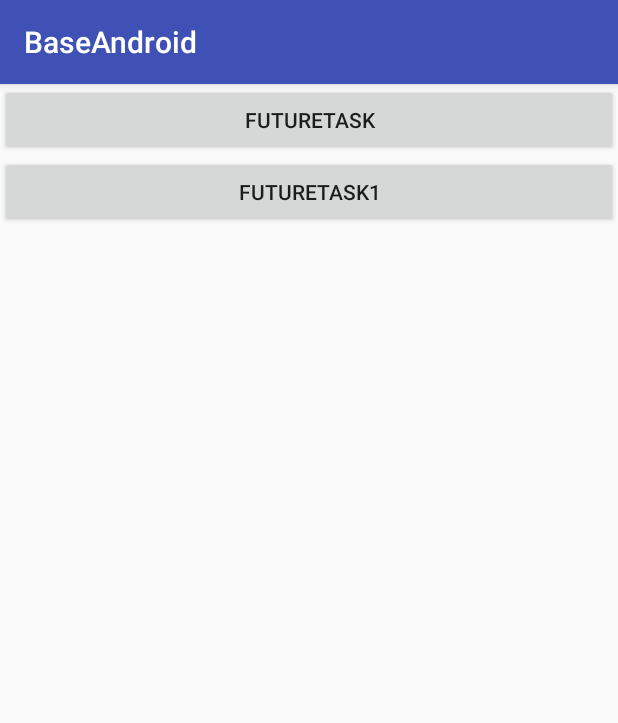
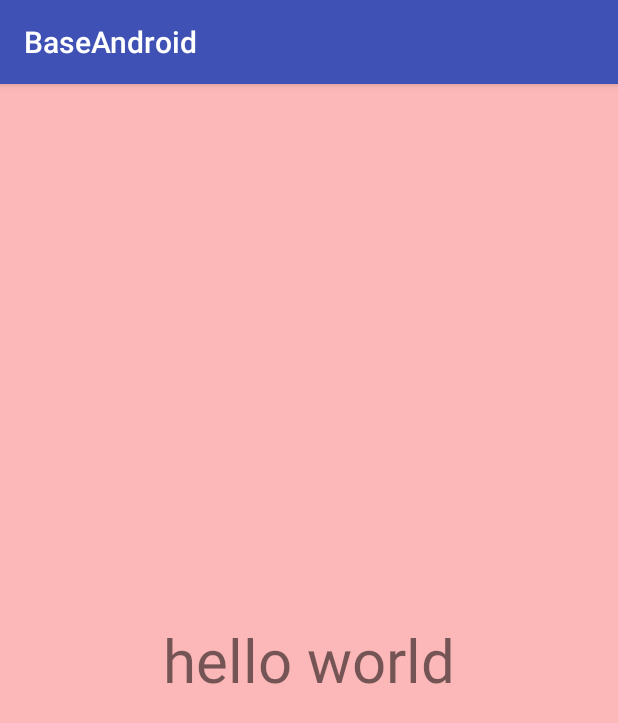
Before and after one commit to zsgfrtttt/BaseAndroid, an Android app: the screen it shows after launch (FutureActivity before the commit, LeftDrawerLayoutActivity after it), on a phone screen of 412 x 824 dp. Shown: the top 723 px of the screen. Run offline under Robolectric (Android 15) with nearby library versions, the phone set to English and light mode, and no system bars.

Commit message:
viewDraghelper

```diff
--- a/app/src/main/java/com/hydbest/baseandroid/activity/CountDownLatchActivity.java
+++ b/app/src/main/java/com/hydbest/baseandroid/activity/concurrent/CountDownLatchActivity.java
@@ -1,4 +1,4 @@
-package com.hydbest.baseandroid.activity;
+package com.hydbest.baseandroid.activity.concurrent;
 
 import android.os.Bundle;
 import android.support.annotation.Nullable;
--- a/app/src/main/java/com/hydbest/baseandroid/activity/ExecuteServiceActivity.java
+++ b/app/src/main/java/com/hydbest/baseandroid/activity/concurrent/ExecuteServiceActivity.java
@@ -1,4 +1,4 @@
-package com.hydbest.baseandroid.activity;
+package com.hydbest.baseandroid.activity.concurrent;
 
 import android.os.Bundle;
 import android.support.annotation.Nullable;
--- a/app/src/main/java/com/hydbest/baseandroid/activity/FutureActivity.java
+++ b/app/src/main/java/com/hydbest/baseandroid/activity/concurrent/FutureActivity.java
@@ -1,10 +1,12 @@
-package com.hydbest.baseandroid.activity;
+package com.hydbest.baseandroid.activity.concurrent;
 
+import android.os.Build;
 import android.os.Bundle;
 import android.support.annotation.Nullable;
 import android.support.v7.app.AppCompatActivity;
 import android.util.Log;
 import android.view.View;
+import android.widget.TextView;
 
 import com.hydbest.baseandroid.R;
 
@@ -20,6 +22,7 @@ public class FutureActivity extends AppCompatActivity {
     protected void onCreate(@Nullable Bundle savedInstanceState) {
         super.onCreate(savedInstanceState);
         setContentView(R.layout.activity_future);
+        ((TextView)findViewById(R.id.btn)).setText(Build.MANUFACTURER);
     }
 
     //已经知道结果
--- a/app/src/main/java/com/hydbest/baseandroid/activity/ReentrantLockActivity.java
+++ b/app/src/main/java/com/hydbest/baseandroid/activity/concurrent/ReentrantLockActivity.java
@@ -1,4 +1,4 @@
-package com.hydbest.baseandroid.activity;
+package com.hydbest.baseandroid.activity.concurrent;
 
 import android.os.Bundle;
 import android.support.annotation.Nullable;
--- a/app/src/main/java/com/hydbest/baseandroid/activity/ThreadConcurrentActivity.java
+++ b/app/src/main/java/com/hydbest/baseandroid/activity/concurrent/ThreadConcurrentActivity.java
@@ -1,4 +1,4 @@
-package com.hydbest.baseandroid.activity;
+package com.hydbest.baseandroid.activity.concurrent;
 
 import android.os.Bundle;
 import android.support.annotation.Nullable;
--- a/app/src/main/java/com/hydbest/baseandroid/activity/ThreadLocalActivity.java
+++ b/app/src/main/java/com/hydbest/baseandroid/activity/concurrent/ThreadLocalActivity.java
@@ -1,4 +1,4 @@
-package com.hydbest.baseandroid.activity;
+package com.hydbest.baseandroid.activity.concurrent;
 
 import android.os.Bundle;
 import android.os.Handler;
--- /dev/null
+++ b/app/src/main/java/com/hydbest/baseandroid/activity/cus_viewgroup/LeftDrawerLayoutActivity.java
@@ -0,0 +1,43 @@
+package com.hydbest.baseandroid.activity.cus_viewgroup;
+
+import android.os.Bundle;
+import android.support.v4.app.FragmentManager;
+import android.support.v4.widget.DrawerLayout;
+import android.support.v7.app.AppCompatActivity;
+import android.widget.TextView;
+
+import com.hydbest.baseandroid.R;
+import com.hydbest.baseandroid.fragment.LeftMenuFragment;
+import com.hydbest.baseandroid.view.viewdraghelper.DrawlerLayout;
+
+public class LeftDrawerLayoutActivity extends AppCompatActivity {
+
+    private LeftMenuFragment mMenuFragment;
+    private DrawlerLayout mLeftDrawerLayout;
+    private TextView mContentTv;
+
+
+    @Override
+    protected void onCreate(Bundle savedInstanceState) {
+        super.onCreate(savedInstanceState);
+        setContentView(R.layout.activity_left_drawer_layout);
+
+        mLeftDrawerLayout = findViewById(R.id.id_drawerlayout);
+        mContentTv =  findViewById(R.id.id_content_tv);
+
+        FragmentManager fm = getSupportFragmentManager();
+        mMenuFragment = (LeftMenuFragment) fm.findFragmentById(R.id.id_container_menu);
+        if (mMenuFragment == null) {
+            fm.beginTransaction().add(R.id.id_container_menu, mMenuFragment = new LeftMenuFragment()).commit();
+        }
+
+        mMenuFragment.setOnMenuItemSelectedListener(new LeftMenuFragment.OnMenuItemSelectedListener() {
+            @Override
+            public void menuItemSelected(String title) {
+                mLeftDrawerLayout.closeDrawer();
+                mContentTv.setText(title);
+            }
+        });
+
+    }
+}
--- /dev/null
+++ b/app/src/main/java/com/hydbest/baseandroid/adapter/LeftMenuAdapter.java
@@ -0,0 +1,60 @@
+package com.hydbest.baseandroid.adapter;
+
+import android.annotation.SuppressLint;
+import android.content.Context;
+import android.graphics.Color;
+import android.view.LayoutInflater;
+import android.view.View;
+import android.view.ViewGroup;
+import android.widget.ArrayAdapter;
+import android.widget.ImageView;
+import android.widget.TextView;
+
+import com.hydbest.baseandroid.R;
+import com.hydbest.baseandroid.entity.MenuItem;
+
+public class LeftMenuAdapter extends ArrayAdapter<MenuItem> {
+
+
+    private LayoutInflater mInflater;
+
+    private int mSelected;
+
+
+    public LeftMenuAdapter(Context context, MenuItem[] objects) {
+        super(context, -1, objects);
+
+        mInflater = LayoutInflater.from(context);
+
+    }
+
+    @SuppressLint("ResourceType")
+    @Override
+    public View getView(int position, View convertView, ViewGroup parent) {
+
+
+        if (convertView == null) {
+            convertView = mInflater.inflate(R.layout.item_left_menu, parent, false);
+        }
+
+        ImageView iv = (ImageView) convertView.findViewById(R.id.id_item_icon);
+        TextView title = (TextView) convertView.findViewById(R.id.id_item_title);
+        title.setText(getItem(position).text);
+        iv.setImageResource(getItem(position).icon);
+        convertView.setBackgroundColor(Color.TRANSPARENT);
+
+        if (position == mSelected) {
+            iv.setImageResource(getItem(position).iconSelected);
+            convertView.setBackgroundColor(Color.YELLOW);
+        }
+
+        return convertView;
+    }
+
+    public void setSelected(int position) {
+        this.mSelected = position;
+        notifyDataSetChanged();
+    }
+
+
+}
--- /dev/null
+++ b/app/src/main/java/com/hydbest/baseandroid/entity/MenuItem.java
@@ -0,0 +1,15 @@
+package com.hydbest.baseandroid.entity;
+
+public class MenuItem {
+    public MenuItem(String text, boolean isSelected, int icon, int iconSelected) {
+        this.text = text;
+        this.isSelected = isSelected;
+        this.icon = icon;
+        this.iconSelected = iconSelected;
+    }
+
+    public boolean isSelected;
+    public String text;
+    public int icon;
+    public int iconSelected;
+}
--- /dev/null
+++ b/app/src/main/java/com/hydbest/baseandroid/fragment/LeftMenuFragment.java
@@ -0,0 +1,72 @@
+package com.hydbest.baseandroid.fragment;
+
+import android.os.Bundle;
+import android.support.annotation.Nullable;
+import android.support.v4.app.ListFragment;
+import android.view.LayoutInflater;
+import android.view.View;
+import android.view.ViewGroup;
+import android.widget.ListView;
+
+import com.hydbest.baseandroid.R;
+import com.hydbest.baseandroid.adapter.LeftMenuAdapter;
+import com.hydbest.baseandroid.entity.MenuItem;
+
+public class LeftMenuFragment extends ListFragment {
+
+    private static final int SIZE_MENU_ITEM = 3;
+
+    private MenuItem[] mItems = new MenuItem[SIZE_MENU_ITEM];
+
+    private LeftMenuAdapter mAdapter;
+
+
+    private LayoutInflater mInflater;
+
+    @Override
+    public void onCreate(@Nullable Bundle savedInstanceState) {
+        super.onCreate(savedInstanceState);
+
+        mInflater = LayoutInflater.from(getActivity());
+
+        MenuItem menuItem = null;
+        for (int i = 0; i < SIZE_MENU_ITEM; i++) {
+            menuItem = new MenuItem(getResources().getStringArray(R.array.arr)[i], false, R.color.colorAccent, R.color.colorPrimary);
+            mItems[i] = menuItem;
+        }
+    }
+
+    @Override
+    public View onCreateView(LayoutInflater inflater, ViewGroup container, Bundle savedInstanceState) {
+        return super.onCreateView(inflater, container, savedInstanceState);
+    }
+
+    @Override
+    public void onViewCreated(View view, @Nullable Bundle savedInstanceState) {
+        super.onViewCreated(view, savedInstanceState);
+        view.setBackgroundColor(0xffffffff);
+        setListAdapter(mAdapter = new LeftMenuAdapter(getActivity(), mItems));
+
+    }
+
+    @Override
+    public void onListItemClick(ListView l, View v, int position, long id) {
+        super.onListItemClick(l, v, position, id);
+
+        if (mMenuItemSelectedListener != null) {
+            mMenuItemSelectedListener.menuItemSelected(((MenuItem) getListAdapter().getItem(position)).text);
+        }
+        mAdapter.setSelected(position);
+    }
+
+
+    //选择回调的接口
+    public interface OnMenuItemSelectedListener {
+        void menuItemSelected(String title);
+    }
+    private OnMenuItemSelectedListener mMenuItemSelectedListener;
+
+    public void setOnMenuItemSelectedListener(OnMenuItemSelectedListener menuItemSelectedListener) {
+        this.mMenuItemSelectedListener = menuItemSelectedListener;
+    }
+}
--- /dev/null
+++ b/app/src/main/java/com/hydbest/baseandroid/view/viewdraghelper/DrawlerLayout.java
@@ -0,0 +1,192 @@
+package com.hydbest.baseandroid.view.viewdraghelper;
+
+import android.content.Context;
+import android.support.v4.widget.ViewDragHelper;
+import android.util.AttributeSet;
+import android.view.MotionEvent;
+import android.view.View;
+import android.view.ViewGroup;
+
+public class DrawlerLayout extends ViewGroup {
+
+    private static final int MIN_DRAWER_MARGIN = 64; // dp
+    /**
+     * Minimum velocity that will be detected as a fling
+     */
+    private static final int MIN_FLING_VELOCITY = 400; // dips per second
+
+    /**
+     * drawer离父容器右边的最小外边距
+     */
+    private int mMinDrawerMargin;
+
+    private View mLeftMenuView;
+    private View mContentView;
+
+    private ViewDragHelper mHelper;
+    /**
+     * drawer显示出来的占自身的百分比
+     */
+    private float mLeftMenuOnScrren;
+
+    public DrawlerLayout(Context context) {
+        this(context, null);
+    }
+
+    public DrawlerLayout(Context context, AttributeSet attrs) {
+        this(context, attrs, 0);
+    }
+
+    public DrawlerLayout(Context context, AttributeSet attrs, int defStyleAttr) {
+        super(context, attrs, defStyleAttr);
+        init();
+    }
+
+    private void init() {
+        //setup drawer's minMargin
+        final float density = getResources().getDisplayMetrics().density;
+        final float minVel = MIN_FLING_VELOCITY * density;
+        mMinDrawerMargin = (int) (MIN_DRAWER_MARGIN * density + 0.5f);
+        mHelper = ViewDragHelper.create(this, 1.0f, new ViewDragHelper.Callback() {
+            @Override
+            public int clampViewPositionHorizontal(View child, int left, int dx) {
+                int newLeft = Math.max(-child.getWidth(), Math.min(left, 0));
+                return newLeft;
+            }
+
+            @Override
+            public boolean tryCaptureView(View child, int pointerId) {
+                return child == mLeftMenuView;
+            }
+
+            @Override
+            public void onEdgeDragStarted(int edgeFlags, int pointerId) {
+                mHelper.captureChildView(mLeftMenuView, pointerId);
+            }
+
+            @Override
+            public void onViewReleased(View releasedChild, float xvel, float yvel) {
+                final int childWidth = releasedChild.getWidth();
+                float offset = (childWidth + releasedChild.getLeft()) * 1.0f / childWidth;
+                mHelper.settleCapturedViewAt(xvel > 0 || xvel == 0 && offset > 0.5f ? 0 : -childWidth, releasedChild.getTop());
+                invalidate();
+            }
+
+            @Override
+            public void onViewPositionChanged(View changedView, int left, int top, int dx, int dy) {
+                final int childWidth = changedView.getWidth();
+                float offset = (float) (childWidth + left) / childWidth;
+                mLeftMenuOnScrren = offset;
+                //offset can callback here
+                changedView.setVisibility(offset == 0 ? View.INVISIBLE : View.VISIBLE);
+                invalidate();
+            }
+
+            @Override
+            public int getViewHorizontalDragRange(View child) {
+                return mLeftMenuView == child ? child.getWidth() : 0;
+            }
+        });
+        //设置edge_left track
+        mHelper.setEdgeTrackingEnabled(ViewDragHelper.EDGE_LEFT);
+        //设置minVelocity
+        mHelper.setMinVelocity(minVel);
+    }
+
+    @Override
+    protected void onMeasure(int widthMeasureSpec, int heightMeasureSpec) {
+        int widthSize = MeasureSpec.getSize(widthMeasureSpec);
+        int heightSize = MeasureSpec.getSize(heightMeasureSpec);
+
+        setMeasuredDimension(widthSize, heightSize);
+
+        View leftMenuView = getChildAt(1);
+        MarginLayoutParams lp = (MarginLayoutParams)
+                leftMenuView.getLayoutParams();
+
+        final int drawerWidthSpec = getChildMeasureSpec(widthMeasureSpec,
+                mMinDrawerMargin + lp.leftMargin + lp.rightMargin,
+                lp.width);
+        final int drawerHeightSpec = getChildMeasureSpec(heightMeasureSpec,
+                lp.topMargin + lp.bottomMargin,
+                lp.height);
+        leftMenuView.measure(drawerWidthSpec, drawerHeightSpec);
+
+
+        View contentView = getChildAt(0);
+        lp = (MarginLayoutParams) contentView.getLayoutParams();
+        final int contentWidthSpec = MeasureSpec.makeMeasureSpec(
+                widthSize - lp.leftMargin - lp.rightMargin, MeasureSpec.EXACTLY);
+        final int contentHeightSpec = MeasureSpec.makeMeasureSpec(
+                heightSize - lp.topMargin - lp.bottomMargin, MeasureSpec.EXACTLY);
+        contentView.measure(contentWidthSpec, contentHeightSpec);
+
+        mLeftMenuView = leftMenuView;
+        mContentView = contentView;
+    }
+
+    @Override
+    protected void onLayout(boolean changed, int l, int t, int r, int b) {
+        View menuView = mLeftMenuView;
+        View contentView = mContentView;
+
+        MarginLayoutParams lp = (MarginLayoutParams) contentView.getLayoutParams();
+        contentView.layout(lp.leftMargin, lp.topMargin,
+                lp.leftMargin + contentView.getMeasuredWidth(),
+                lp.topMargin + contentView.getMeasuredHeight());
+
+        lp = (MarginLayoutParams) menuView.getLayoutParams();
+
+        final int menuWidth = menuView.getMeasuredWidth();
+        int childLeft = -menuWidth + (int) (menuWidth * mLeftMenuOnScrren);
+        menuView.layout(childLeft, lp.topMargin, childLeft + menuWidth,
+                lp.topMargin + menuView.getMeasuredHeight());
+    }
+
+    @Override
+    public boolean onInterceptTouchEvent(MotionEvent ev) {
+        boolean shouldInterceptTouchEvent = mHelper.shouldInterceptTouchEvent(ev);
+        return shouldInterceptTouchEvent;
+    }
+
+
+    @Override
+    public boolean onTouchEvent(MotionEvent event) {
+        mHelper.processTouchEvent(event);
+        return true;
+    }
+
+
+    @Override
+    public void computeScroll() {
+        if (mHelper.continueSettling(true)) {
+            invalidate();
+        }
+    }
+
+    public void closeDrawer() {
+        View menuView = mLeftMenuView;
+        mLeftMenuOnScrren = 0.f;
+        mHelper.smoothSlideViewTo(menuView, -menuView.getWidth(), menuView.getTop());
+    }
+
+    public void openDrawer() {
+        View menuView = mLeftMenuView;
+        mLeftMenuOnScrren = 1.0f;
+        mHelper.smoothSlideViewTo(menuView, 0, menuView.getTop());
+    }
+
+    @Override
+    protected LayoutParams generateDefaultLayoutParams() {
+        return new MarginLayoutParams(LayoutParams.MATCH_PARENT, LayoutParams.MATCH_PARENT);
+    }
+
+    public LayoutParams generateLayoutParams(AttributeSet attrs) {
+        return new MarginLayoutParams(getContext(), attrs);
+    }
+
+    protected LayoutParams generateLayoutParams(ViewGroup.LayoutParams p) {
+        return new MarginLayoutParams(p);
+    }
+
+}
--- a/app/src/main/res/layout/activity_future.xml
+++ b/app/src/main/res/layout/activity_future.xml
@@ -3,6 +3,7 @@
     android:orientation="vertical" android:layout_width="match_parent"
     android:layout_height="match_parent">
     <Button
+        android:id="@+id/btn"
         android:layout_width="match_parent"
         android:layout_height="wrap_content"
         android:onClick="futuretask"
--- /dev/null
+++ b/app/src/main/res/layout/activity_left_drawer_layout.xml
@@ -0,0 +1,32 @@
+<?xml version="1.0" encoding="utf-8"?>
+<com.hydbest.baseandroid.view.viewdraghelper.DrawlerLayout
+    xmlns:android="http://schemas.android.com/apk/res/android"
+    xmlns:tools="http://schemas.android.com/tools"
+    android:id="@+id/id_drawerlayout"
+    android:layout_width="match_parent"
+    android:layout_height="match_parent">
+
+    <!--content-->
+    <RelativeLayout
+        android:layout_width="match_parent"
+        android:layout_height="match_parent"
+        android:background="#44ff0000"
+        android:clickable="true">
+
+        <TextView
+            android:id="@+id/id_content_tv"
+            android:layout_width="wrap_content"
+            android:layout_height="wrap_content"
+            android:layout_centerInParent="true"
+            android:text="hello world"
+            android:textSize="40sp" />
+    </RelativeLayout>
+
+    <!--menu-->
+    <FrameLayout
+        android:id="@+id/id_container_menu"
+        android:layout_width="match_parent"
+        android:layout_height="match_parent"></FrameLayout>
+
+
+</com.hydbest.baseandroid.view.viewdraghelper.DrawlerLayout>
--- /dev/null
+++ b/app/src/main/res/values/array.xml
@@ -0,0 +1,8 @@
+<?xml version="1.0" encoding="utf-8"?>
+<resources>
+    <array name="arr">
+        <item>chinese</item>
+        <item>math</item>
+        <item>music</item>
+    </array>
+</resources>
```
Also changed, not shown: app/src/main/AndroidManifest.xml (+11 -6 lines), app/src/main/res/layout/item_left_menu.xml (added, +29 -0 lines).
